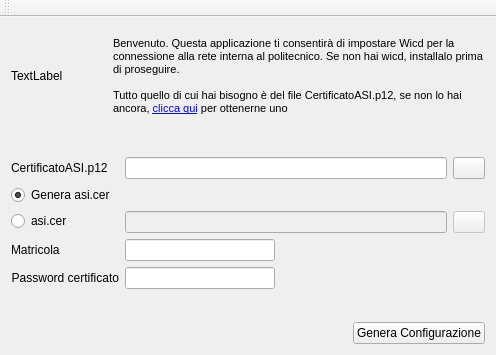
drf/policonnect, file mainwindow.ui: the form before one commit.
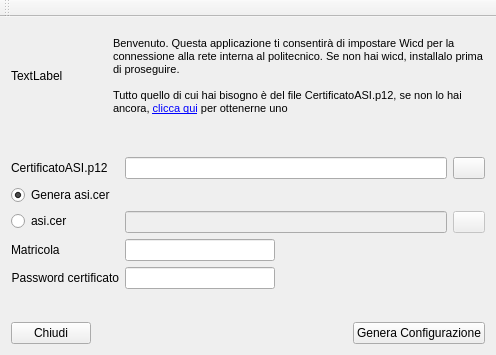
The form after the commit.

Commit message: Better looking gui, and check for wicd

What changed in the file:
```diff
--- a/mainwindow.ui
+++ b/mainwindow.ui
@@ -209,6 +209,13 @@
     </item>
     <item>
      <layout class="QHBoxLayout" name="bottomHorizontalLayout">
+      <item>
+       <widget class="QPushButton" name="closeButton">
+        <property name="text">
+         <string>Chiudi</string>
+        </property>
+       </widget>
+      </item>
       <item>
        <spacer name="horizontalSpacer">
         <property name="orientation">
```
The commit also changes 4 other files.
